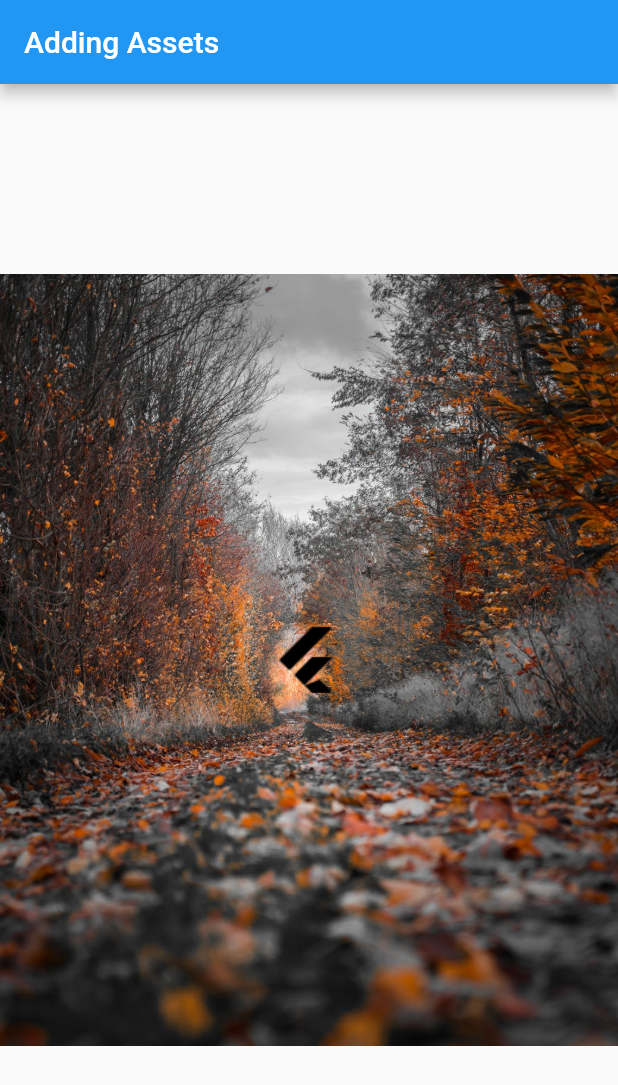
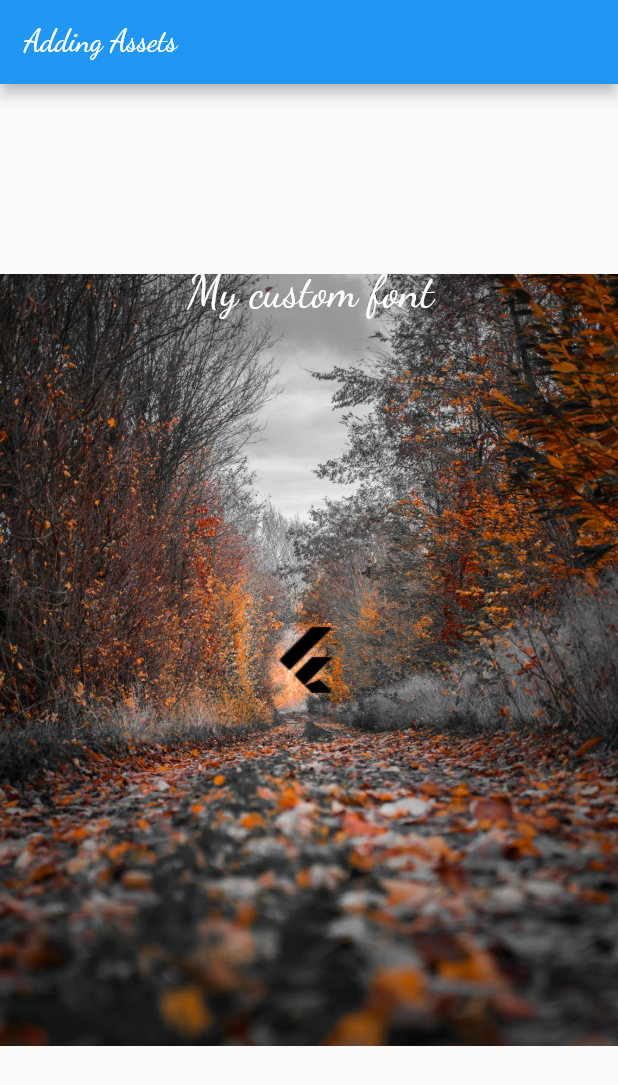
Before and after one commit to USSRFantom/asset, a Flutter app: the screen it shows after launch, on a phone screen of 412 x 824 dp. Shown: the top 1085 px of the screen. Run offline on Flutter 3.47's test engine with Material 2 defaults, Android fonts, the phone set to English and light mode, and no system bars.

Commit message:
add style DancingScript

```diff
--- a/lib/main.dart
+++ b/lib/main.dart
@@ -6,6 +6,7 @@ class MyApp extends StatelessWidget {
   @override
   Widget build(BuildContext context) {
     return MaterialApp(
+      theme: ThemeData(fontFamily: 'DancingScript'),
       home: Scaffold(
         appBar: AppBar(
           title: Text('Adding Assets'),
@@ -17,7 +18,19 @@ class MyApp extends StatelessWidget {
               Image(
                 image: AssetImage('assets/images/backgroud.jpeg'),
               ),
-              Image.asset('assets/icons/icon.png')
+              Image.asset('assets/icons/icon.png'),
+              Positioned(
+                top: 120,
+                left: 125,
+                child: Text(
+                  "My custom font",
+                  style: TextStyle(
+                    fontSize: 30,
+                    color: Colors.white,
+                    //fontFamily: 'indieFlower',
+                  ),
+                ),
+              )
             ],
           ),
         ),
```
Also changed, not shown: pubspec.yaml (+7 -13 lines), assets/dancing_script.ttf (added), fonts/Akronim-Regular.ttf (added), fonts/IndieFlowerRegular.ttf (added).
